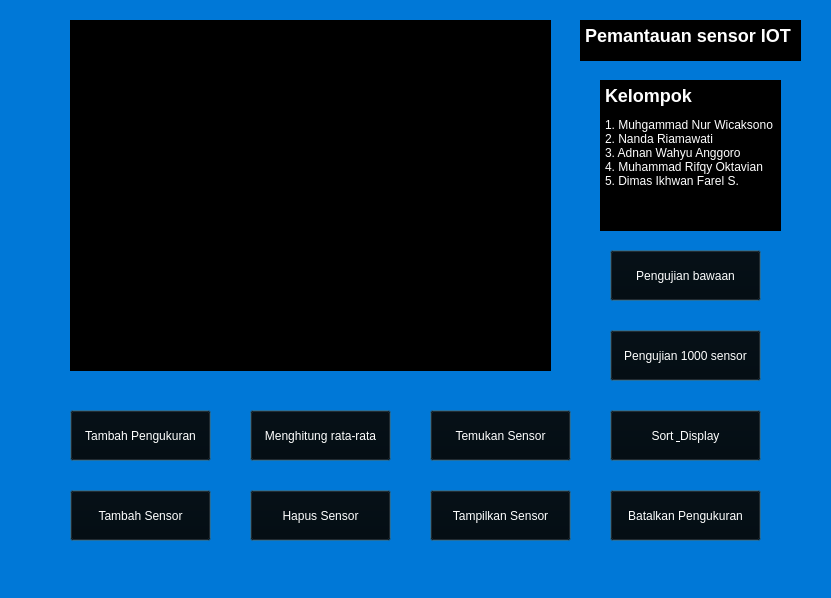
Above: mainwindow.ui from farel-dev68/Project-UAS before the change. Below: the same form after it.
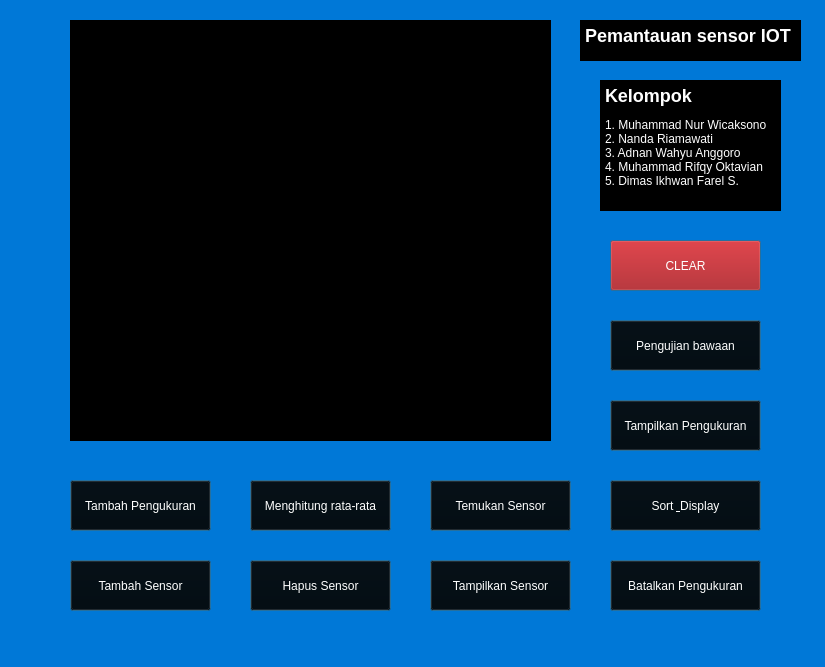
That is the form after the change.

Commit message: Display Measurement & GUI comp

What changed in the file:
```diff
--- a/mainwindow.ui
+++ b/mainwindow.ui
@@ -6,8 +6,8 @@
    <rect>
     <x>0</x>
     <y>0</y>
-    <width>831</width>
-    <height>598</height>
+    <width>825</width>
+    <height>667</height>
    </rect>
   </property>
   <property name="windowTitle">
@@ -21,7 +21,7 @@
     <property name="geometry">
      <rect>
       <x>70</x>
-      <y>490</y>
+      <y>560</y>
       <width>141</width>
       <height>51</height>
      </rect>
@@ -62,7 +62,7 @@
     <property name="geometry">
      <rect>
       <x>250</x>
-      <y>490</y>
+      <y>560</y>
       <width>141</width>
       <height>51</height>
      </rect>
@@ -105,7 +105,7 @@
       <x>70</x>
       <y>20</y>
       <width>481</width>
-      <height>351</height>
+      <height>421</height>
      </rect>
     </property>
     <property name="styleSheet">
@@ -117,7 +117,7 @@
     <property name="geometry">
      <rect>
       <x>70</x>
-      <y>410</y>
+      <y>480</y>
       <width>141</width>
       <height>51</height>
      </rect>
@@ -158,7 +158,7 @@
     <property name="geometry">
      <rect>
       <x>250</x>
-      <y>410</y>
+      <y>480</y>
       <width>141</width>
       <height>51</height>
      </rect>
@@ -199,7 +199,7 @@
     <property name="geometry">
      <rect>
       <x>430</x>
-      <y>490</y>
+      <y>560</y>
       <width>141</width>
       <height>51</height>
      </rect>
@@ -240,7 +240,7 @@
     <property name="geometry">
      <rect>
       <x>430</x>
-      <y>410</y>
+      <y>480</y>
       <width>141</width>
       <height>51</height>
      </rect>
@@ -281,7 +281,7 @@
     <property name="geometry">
      <rect>
       <x>610</x>
-      <y>490</y>
+      <y>560</y>
       <width>151</width>
       <height>51</height>
      </rect>
@@ -322,7 +322,7 @@
     <property name="geometry">
      <rect>
       <x>610</x>
-      <y>410</y>
+      <y>480</y>
       <width>151</width>
       <height>51</height>
      </rect>
@@ -363,7 +363,7 @@
     <property name="geometry">
      <rect>
       <x>610</x>
-      <y>330</y>
+      <y>240</y>
       <width>151</width>
       <height>51</height>
      </rect>
@@ -378,11 +378,11 @@
     </property>
     <property name="styleSheet">
      <string notr="true">color: white;
-background-color: black;
+background-color: #aa0000;
 </string>
     </property>
     <property name="text">
-     <string>Pengujian 1000 sensor</string>
+     <string>CLEAR</string>
     </property>
     <property name="iconSize">
      <size>
@@ -406,7 +406,7 @@
       <x>600</x>
       <y>80</y>
       <width>181</width>
-      <height>151</height>
+      <height>131</height>
      </rect>
     </property>
     <property name="styleSheet">
@@ -422,7 +422,7 @@
 li.checked::marker { content: &quot;\2612&quot;; }
 &lt;/style&gt;&lt;/head&gt;&lt;body style=&quot; font-family:'Segoe UI'; font-size:9pt; font-weight:400; font-style:normal;&quot;&gt;
 &lt;h2 style=&quot; margin-top:16px; margin-bottom:12px; margin-left:0px; margin-right:0px; -qt-block-indent:0; text-indent:0px;&quot;&gt;&lt;span style=&quot; font-size:x-large; font-weight:700;&quot;&gt;Kelompok&lt;/span&gt;&lt;/h2&gt;
-&lt;p style=&quot; margin-top:0px; margin-bottom:0px; margin-left:0px; margin-right:0px; -qt-block-indent:0; text-indent:0px;&quot;&gt;1. Muhgammad Nur Wicaksono&lt;br /&gt;2. Nanda Riamawati&lt;br /&gt;3. Adnan Wahyu Anggoro&lt;br /&gt;4. Muhammad Rifqy Oktavian&lt;br /&gt;5. Dimas Ikhwan Farel S.&lt;/p&gt;&lt;/body&gt;&lt;/html&gt;</string>
+&lt;p style=&quot; margin-top:0px; margin-bottom:0px; margin-left:0px; margin-right:0px; -qt-block-indent:0; text-indent:0px;&quot;&gt;1. Muhammad Nur Wicaksono&lt;br /&gt;2. Nanda Riamawati&lt;br /&gt;3. Adnan Wahyu Anggoro&lt;br /&gt;4. Muhammad Rifqy Oktavian&lt;br /&gt;5. Dimas Ikhwan Farel S.&lt;/p&gt;&lt;/body&gt;&lt;/html&gt;</string>
     </property>
    </widget>
    <widget class="QTextBrowser" name="textOutput_3">
@@ -453,7 +453,7 @@
     <property name="geometry">
      <rect>
       <x>610</x>
-      <y>250</y>
+      <y>320</y>
       <width>151</width>
       <height>51</height>
      </rect>
@@ -490,6 +490,47 @@
      <bool>false</bool>
     </property>
    </widget>
+   <widget class="QPushButton" name="btnDisplayMeasurement">
+    <property name="geometry">
+     <rect>
+      <x>610</x>
+      <y>400</y>
+      <width>151</width>
+      <height>51</height>
+     </rect>
+    </property>
+    <property name="font">
+     <font>
+      <italic>false</italic>
+     </font>
+    </property>
+    <property name="autoFillBackground">
+     <bool>false</bool>
+    </property>
+    <property name="styleSheet">
+     <string notr="true">color: white;
+background-color: black;
+</string>
+    </property>
+    <property name="text">
+     <string>Tampilkan Pengukuran</string>
+    </property>
+    <property name="iconSize">
+     <size>
+      <width>16</width>
+      <height>16</height>
+     </size>
+    </property>
+    <property name="autoDefault">
+     <bool>false</bool>
+    </property>
+    <property name="default">
+     <bool>true</bool>
+    </property>
+    <property name="flat">
+     <bool>false</bool>
+    </property>
+   </widget>
   </widget>
   <widget class="QMenuBar" name="menubar">
    <property name="geometry">
```
Left out of the diff: 4 changed lines with no effect on the pictures. The commit also changes 67 other files.
